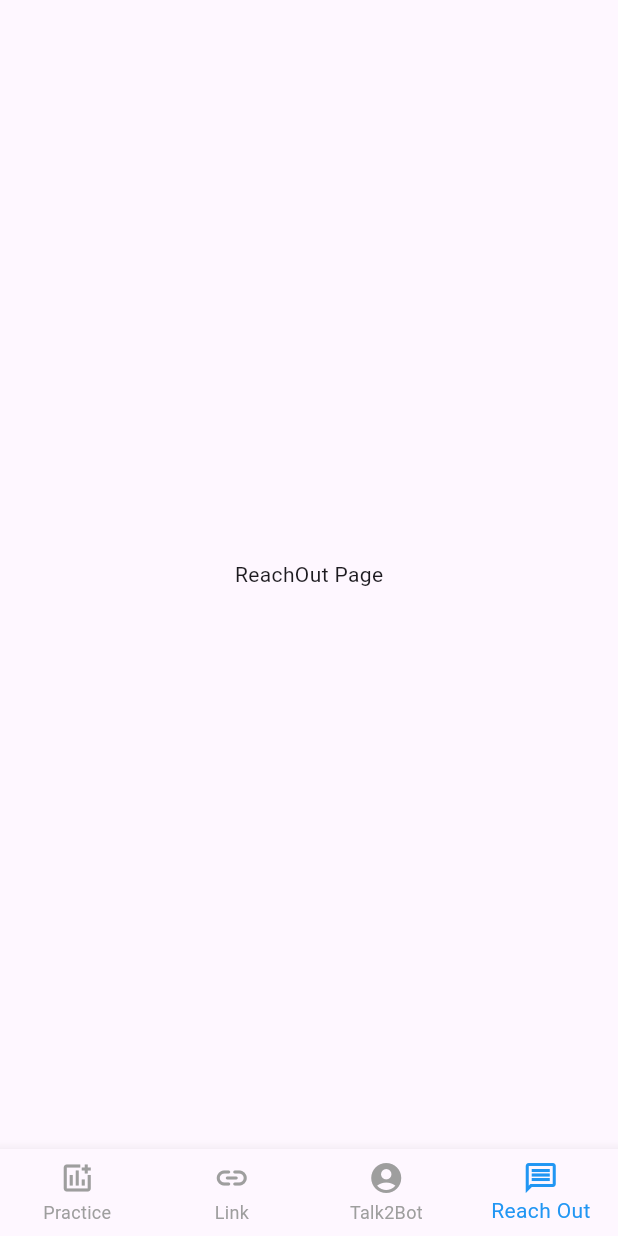
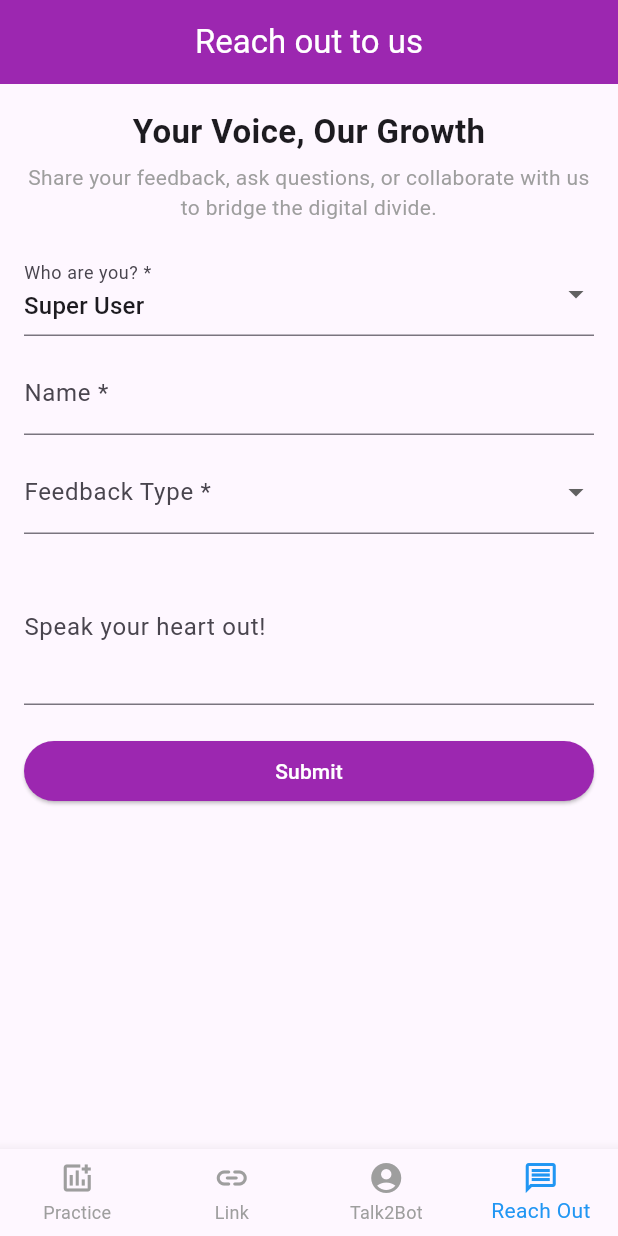
Before and after one commit to hahaanisha/digipal, a Flutter app: the BottomNavBarR screen opened directly with empty values, item 4 of the bottom bar chosen, on a phone screen of 412 x 824 dp. Run offline on Flutter 3.47's test engine with Material 3 defaults, Android fonts, the phone set to English and light mode, and no system bars; our stand-ins replace firebase_auth, firebase_core, firebase_database; accounts and stored records are empty.

Commit message:
feedback

```diff
--- a/lib/screens/BottomNavbar.dart
+++ b/lib/screens/BottomNavbar.dart
@@ -1,6 +1,6 @@
 import 'package:digipal/screens/BotPage.dart';
 import 'package:digipal/screens/LinkPage.dart';
-import 'package:digipal/screens/ReachOutPage.dart';
+import 'package:digipal/screens/feedback.dart';
 import 'package:digipal/screens/practicePage.dart';
 import 'package:flutter/material.dart';
 
@@ -36,7 +36,7 @@ class _BottomNavBarRState extends State<BottomNavBarR> {
       Practicepage(),
       LinkPage(),
       BotPage(),
-      ReachOutPage(),
+      FeedbackScreen(),
     ];
 
     return Scaffold(
--- /dev/null
+++ b/lib/screens/feedback.dart
@@ -0,0 +1,204 @@
+import 'package:flutter/material.dart';
+import 'package:firebase_database/firebase_database.dart';
+
+void main() {
+  runApp(const FeedbackApp());
+}
+
+class FeedbackApp extends StatelessWidget {
+  const FeedbackApp({super.key});
+
+  @override
+  Widget build(BuildContext context) {
+    return MaterialApp(
+      debugShowCheckedModeBanner: false,
+      home: const FeedbackScreen(),
+    );
+  }
+}
+
+class FeedbackScreen extends StatefulWidget {
+  const FeedbackScreen({super.key});
+
+  @override
+  _FeedbackScreenState createState() => _FeedbackScreenState();
+}
+
+class _FeedbackScreenState extends State<FeedbackScreen> {
+  final _dbRef = FirebaseDatabase.instance.ref(); // Using Realtime Database
+  String userType = 'Super User';
+  String name = '';
+  String feedbackType = '';
+  String organization = '';
+  String helpType = '';
+  String email = '';
+  String additionalInfo = '';
+  TextEditingController feedbackController = TextEditingController();
+
+  final List<String> superUserOptions = [
+    "Problem with the App",
+    "New Feature Suggestion",
+    "I Like This App"
+  ];
+
+  final List<String> allyOptions = [
+    "Contribute a Module",
+    "Funding Support",
+    "Other"
+  ];
+
+  void submitData() {
+    Map<String, dynamic> data = {
+      'userType': userType,
+      'name': name,
+      if (userType == 'Super User') 'feedbackType': feedbackType,
+      if (userType == 'Innovation Ally') 'organization': organization,
+      if (userType == 'Innovation Ally') 'helpType': helpType,
+      if (userType == 'Innovation Ally') 'email': email,
+      'additionalInfo': additionalInfo,
+    };
+
+    _dbRef.child("user_feedback").push().set(data);
+
+    // Show popup & reset fields
+    showDialog(
+      context: context,
+      builder: (context) => AlertDialog(
+        title: const Text("Thank You!"),
+        content: const Text("Your response has been recorded."),
+        actions: [
+          TextButton(
+            onPressed: () {
+              setState(() {
+                name = '';
+                feedbackType = '';
+                organization = '';
+                helpType = '';
+                email = '';
+                additionalInfo = '';
+                feedbackController.clear();
+              });
+              Navigator.of(context).pop();
+            },
+            child: const Text("OK"),
+          ),
+        ],
+      ),
+    );
+  }
+
+  @override
+  Widget build(BuildContext context) {
+    return Scaffold(
+      appBar: AppBar(
+        title: const Text("Reach out to us", style: TextStyle(color: Colors.white)),
+        centerTitle: true,
+        backgroundColor: Colors.purple,
+        iconTheme: const IconThemeData(color: Colors.white),
+      ),
+      body: Padding(
+        padding: const EdgeInsets.all(16.0),
+        child: SingleChildScrollView(
+          child: Column(
+            crossAxisAlignment: CrossAxisAlignment.start,
+            children: [
+              Center(
+                child: Text(
+                  "Your Voice, Our Growth",
+                  textAlign: TextAlign.center,
+                  style: TextStyle(fontSize: 22, fontWeight: FontWeight.bold),
+                ),
+              ),
+              const SizedBox(height: 5),
+              Center(
+                child: Text(
+                  "Share your feedback, ask questions, or collaborate with us to bridge the digital divide.",
+                  textAlign: TextAlign.center,
+                  style: TextStyle(fontSize: 14, color: Colors.grey),
+                ),
+              ),
+              const SizedBox(height: 20),
+
+              // User Type Dropdown
+              DropdownButtonFormField<String>(
+                value: userType,
+                decoration: const InputDecoration(labelText: "Who are you? *"),
+                items: ['Super User', 'Innovation Ally']
+                    .map((type) => DropdownMenuItem(value: type, child: Text(type)))
+                    .toList(),
+                onChanged: (value) => setState(() => userType = value!),
+              ),
+              const SizedBox(height: 10),
+
+              // Common Name Field
+              TextFormField(
+                decoration: const InputDecoration(labelText: "Name *"),
+                onChanged: (value) => setState(() => name = value),
+              ),
+              const SizedBox(height: 10),
+
+              // Super User Fields
+              if (userType == 'Super User') ...[
+                DropdownButtonFormField<String>(
+                  value: feedbackType.isNotEmpty ? feedbackType : null,
+                  decoration: const InputDecoration(labelText: "Feedback Type *"),
+                  items: superUserOptions
+                      .map((type) => DropdownMenuItem(value: type, child: Text(type)))
+                      .toList(),
+                  onChanged: (value) => setState(() => feedbackType = value!),
+                ),
+                const SizedBox(height: 10),
+                TextFormField(
+                  controller: feedbackController,
+                  decoration: const InputDecoration(labelText: "Speak your heart out!"),
+                  maxLines: 3,
+                  onChanged: (value) => setState(() => additionalInfo = value),
+                ),
+              ],
+
+              // Innovation Ally Fields
+              if (userType == 'Innovation Ally') ...[
+                TextFormField(
+                  decoration: const InputDecoration(labelText: "Your Organization *"),
+                  onChanged: (value) => setState(() => organization = value),
+                ),
+                const SizedBox(height: 10),
+                DropdownButtonFormField<String>(
+                  value: helpType.isNotEmpty ? helpType : null,
+                  decoration: const InputDecoration(labelText: "How Can You Help? *"),
+                  items: allyOptions
+                      .map((type) => DropdownMenuItem(value: type, child: Text(type)))
+                      .toList(),
+                  onChanged: (value) => setState(() => helpType = value!),
+                ),
+                const SizedBox(height: 10),
+                TextFormField(
+                  decoration: const InputDecoration(labelText: "Email (We won't spam you, promise!) *"),
+                  keyboardType: TextInputType.emailAddress,
+                  onChanged: (value) => setState(() => email = value),
+                ),
+                const SizedBox(height: 10),
+                TextFormField(
+                  decoration: const InputDecoration(labelText: "Got ideas? Upload your proposal"),
+                  onChanged: (value) => setState(() => additionalInfo = value),
+                ),
+              ],
+
+              const SizedBox(height: 20),
+
+              // Submit Button
+              SizedBox(
+                width: double.infinity,
+                child: ElevatedButton(
+                  onPressed: submitData,
+                  style: ElevatedButton.styleFrom(backgroundColor: Colors.purple),
+                  child: const Text("Submit", style: TextStyle(color: Colors.white)),
+                ),
+              ),
+            ],
+          ),
+        ),
+      ),
+    );
+  }
+}
```
Also changed, not shown: pubspec.yaml (+4 -4 lines), pubspec.lock, 3 other files.
